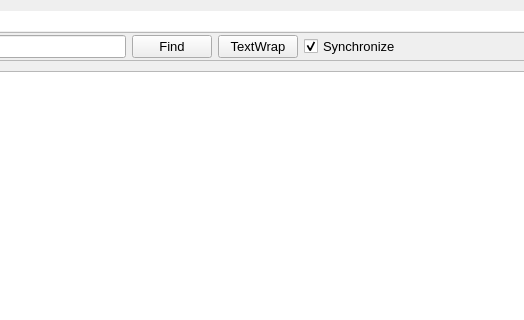
Qt form editwidget.ui (mosling/SQLReport) before a commit; both pictures show x 133 to 657 and y 0 to 320 of the 1136 by 754 pixel window.
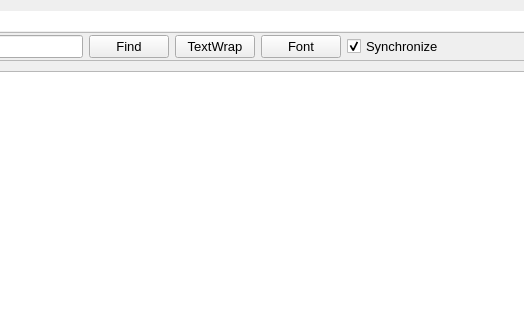
The same form after that commit.

Commit message: #7: adding font selector and doing some smaller stuff for better handling

Patch:
```diff
--- a/editwidget.ui
+++ b/editwidget.ui
@@ -75,6 +75,12 @@
           <verstretch>0</verstretch>
          </sizepolicy>
         </property>
+        <property name="font">
+         <font>
+          <family>Segoe UI</family>
+          <pointsize>10</pointsize>
+         </font>
+        </property>
         <property name="text">
          <string>Find</string>
         </property>
@@ -88,6 +94,12 @@
           <verstretch>0</verstretch>
          </sizepolicy>
         </property>
+        <property name="font">
+         <font>
+          <family>Segoe UI</family>
+          <pointsize>10</pointsize>
+         </font>
+        </property>
         <property name="text">
          <string>TextWrap</string>
         </property>
@@ -99,8 +111,27 @@
         </property>
        </widget>
       </item>
+      <item>
+       <widget class="QPushButton" name="btnFont">
+        <property name="font">
+         <font>
+          <family>Segoe UI</family>
+          <pointsize>10</pointsize>
+         </font>
+        </property>
+        <property name="text">
+         <string>Font</string>
+        </property>
+       </widget>
+      </item>
       <item>
        <widget class="QCheckBox" name="cbSync">
+        <property name="font">
+         <font>
+          <family>Segoe UI</family>
+          <pointsize>10</pointsize>
+         </font>
+        </property>
         <property name="text">
          <string>Synchronize</string>
         </property>
```
Left out of the diff: 38 changed lines with no effect on the pictures. The commit also changes 6 other files.
